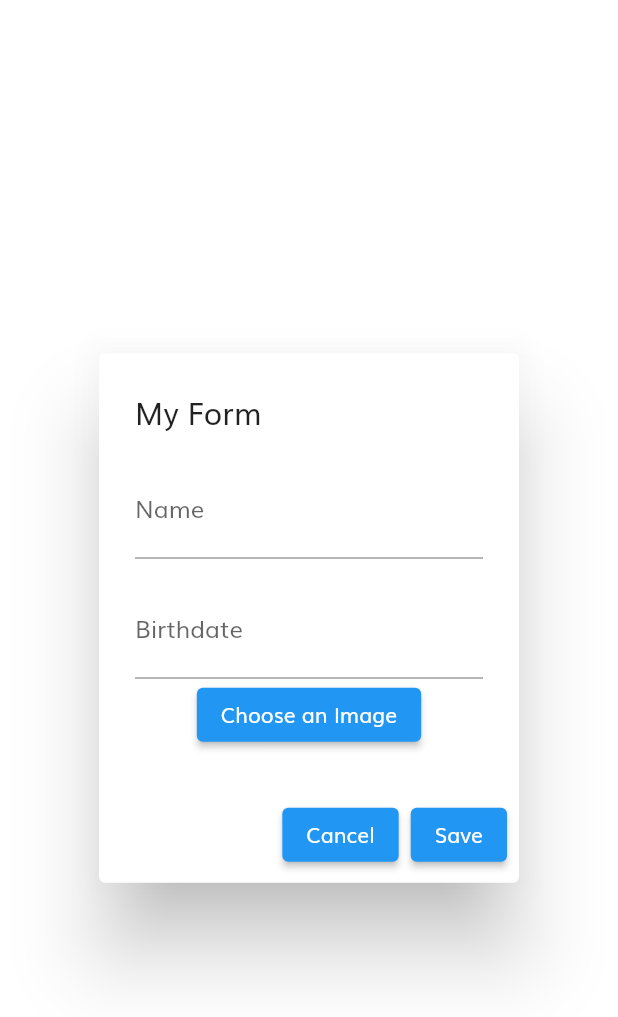
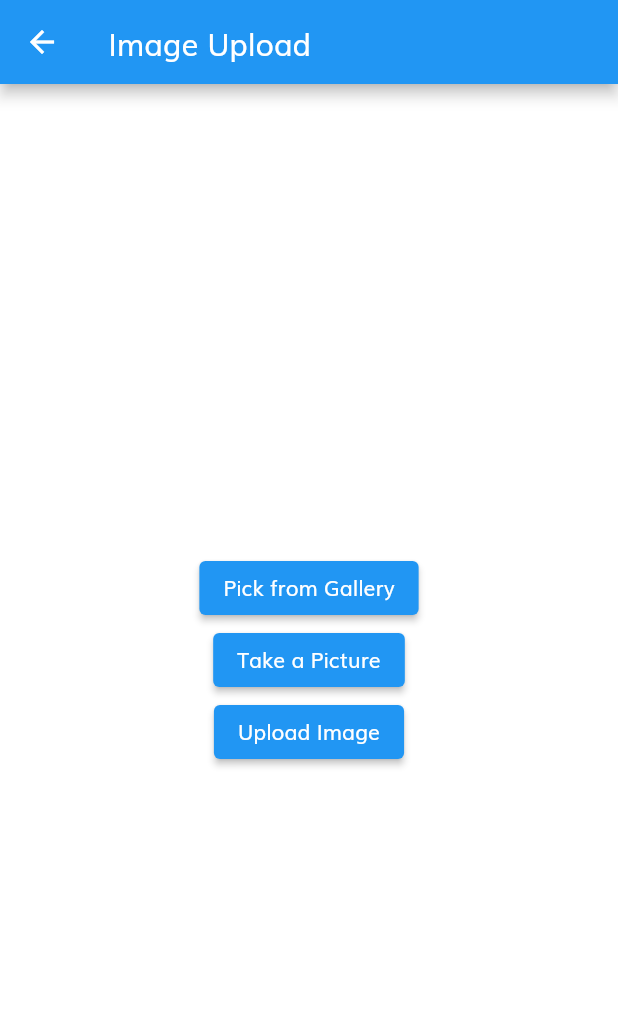
Before and after one commit to HaithemGhattass/ArtieFlutter, a Flutter app: the AddChild widget shown alone on an empty page, opened directly, after a tap on "Choose an Image", on a phone screen of 412 x 824 dp. Shown: the top 1017 px of the screen. Run offline on Flutter 3.47's test engine with Material 2 defaults, Android fonts, the phone set to English and light mode, and no system bars; our stand-ins replace image_picker; accounts and stored records are empty; network calls fail.

Commit message:
uploadImageForChild

```diff
--- a/lib/screens/userViews/addChild.dart
+++ b/lib/screens/userViews/addChild.dart
@@ -1,3 +1,4 @@
+import 'package:artie/screens/userViews/addImageTest.dart';
 import 'package:artie/services/childAPI.dart';
 import 'package:flutter/material.dart';
 
@@ -5,10 +6,9 @@ class AddChild extends StatelessWidget {
 
 
 
+
     final _formKey = GlobalKey<FormState>();
 
-   String _name =" ";
-   int _age=1;
 
 
   @override
@@ -26,8 +26,8 @@ class AddChild extends StatelessWidget {
                   }
                   return null;
                 },
-                onSaved: (String? value) {
-                  _name = value!;
+                onChanged: (String? value) {
+                  ChildApiService.name = value!;
                 },
               ),
           SizedBox(height: 16.0),
@@ -39,6 +39,13 @@ class AddChild extends StatelessWidget {
           ),
              ElevatedButton(
                 onPressed: () {
+                  Navigator.push(
+      context,
+      MaterialPageRoute(
+        builder: (context) => ImageUploadScreen(),
+      ),
+    );
+
                   // TODO: Pick an image from the gallery
                 },
                 child: Text('Choose an Image'),
@@ -54,8 +61,7 @@ class AddChild extends StatelessWidget {
           onPressed: () {
             //  if (_formKey.currentState!.validate()) {
               //      _formKey.currentState!.save();
-            ChildApiService.addOnce(_name!,_age!);
-            print("laaaaaaaaaaaaaaaaaaaaaaaaaaaaaaaaaaaaaaaaaaaaaaaaaaaaaaaaaobject");
+           // ChildApiService.addOnce(_name,_age);
             // TODO: Handle form submission
             Navigator.of(context).pop();},
           //},
--- /dev/null
+++ b/lib/screens/userViews/addImageTest.dart
@@ -0,0 +1,64 @@
+import 'dart:io';
+import 'package:artie/services/childAPI.dart';
+import 'package:flutter/material.dart';
+import 'package:image_picker/image_picker.dart';
+
+class ImageUploadScreen extends StatefulWidget {
+  void someMethod(void Function() _updateChilds) {
+    // Faire quelque chose avant de mettre à jour les enfants
+    _updateChilds();
+    // Faire quelque chose après avoir mis à jour les enfants
+  }
+  @override
+  _ImageUploadScreenState createState() => _ImageUploadScreenState();
+}
+
+class _ImageUploadScreenState extends State<ImageUploadScreen> {
+  File? _image;
+  static late String name = "xx " ;
+  Future<void> _pickImage(ImageSource source) async {
+    final image = await ImagePicker().pickImage(source: source);
+    if (image != null) {
+      setState(() {
+        _image = File(image.path);
+      });
+    }
+  }
+
+
+
+
+  @override
+  Widget build(BuildContext context) {
+    return Scaffold(
+      appBar: AppBar(title: const Text('Image Upload')),
+      body: Center(
+        child: Column(
+          mainAxisAlignment: MainAxisAlignment.center,
+          children: [
+            if (_image != null) Image.file(_image!),
+            ElevatedButton(
+              onPressed: () => _pickImage(ImageSource.gallery),
+              child: const Text('Pick from Gallery'),
+            ),
+            ElevatedButton(
+              onPressed: () => _pickImage(ImageSource.camera),
+              child: const Text('Take a Picture'),
+            ),
+            ElevatedButton(
+          onPressed: ()
+              {ChildApiService.AddChild(_image);
+
+
+    Navigator.of(
+      context,
+
+    ).pop();},
+              child: const Text('Upload Image'),
+            ),
+          ],
+        ),
+      ),
+    );
+  }
+}
--- a/lib/screens/userViews/childCard.dart
+++ b/lib/screens/userViews/childCard.dart
@@ -12,7 +12,7 @@ class UserCard extends StatelessWidget {
       child: Column(
         children: [
 
-          Image.network('http://192.168.1.103:9090/img/'+imageUrl, width: 200,
+          Image.network('http://192.168.50.73:9090/img/'+imageUrl, width: 200,
             height: 140,
             fit: BoxFit.cover,
           ),
--- a/lib/services/childAPI.dart
+++ b/lib/services/childAPI.dart
@@ -1,44 +1,42 @@
 import 'dart:convert';
 import 'dart:io';
 import 'package:artie/models/child.dart';
-import 'package:artie/models/user.dart';
+
 import 'package:artie/services/userAPI.dart';
 import 'package:http/http.dart' as http;
 
 class ChildApiService {
-  static const String _baseUrl = "http://192.168.1.103:9090";
+  static const String _baseUrl = "http://192.168.50.73:9090";
+static String age = "6";
+static late String? name ="farahh";
 
-
-static Future<void> addOnce(String name,num age) async {
-  var request = http.MultipartRequest('POST', Uri.parse(_baseUrl+"/child"));
-
-  // Ajouter les champs de la requête
-  request.fields['name'] = name;
-  request.fields['age'] = age.toString();
-  request.fields['user'] = UserApiService.getCurrentUserId()!;
-
-  // Créer un objet de fichier à partir de l'image
-  var imageFile = File('path/to/image.jpg');
-  var stream = http.ByteStream(imageFile.openRead());
-  var length = await imageFile.length();
-  var multipartFile = http.MultipartFile('image', stream, length, filename: imageFile.path);
-
-  // Ajouter le fichier à la requête
-  request.files.add(multipartFile);
-
-  // Envoyer la requête
-  var response = await request.send();
-
-  // Vérifier la réponse
-  if (response.statusCode == 200) {
-    print('Success');
-  } else {
-    print('Error: ${response.reasonPhrase}');
+ static Future<void> AddChild(File? _image) async {
+  if (_image!= null) {
+    final uri = Uri.parse('http://192.168.50.73:9090/child');
+    final request = http.MultipartRequest('POST', uri)
+      ..files.add(await http.MultipartFile.fromPath('image', _image!.path))
+      ..fields['name'] = name!
+      ..fields['age'] = "12"
+      ..fields['user'] = UserApiService.getCurrentUserId()!;
+    final response = await request.send();
+    if (response.statusCode == 200) {
+      print('Image uploaded successfully');
+    } else {
+      print('Image upload failed with status ${response.statusCode}');
+    }
   }
 }
 
 
-  // Se connecter avec email et mot de passe
+
+
+
+
+
+
+
+
+
 
   static Future<List<Child>> getChildsByUser() async {
     final response = await http.get(Uri.parse(_baseUrl+"/child/"+UserApiService.getCurrentUserId()!));
--- a/lib/services/userAPI.dart
+++ b/lib/services/userAPI.dart
@@ -3,7 +3,7 @@ import 'package:artie/models/user.dart';
 import 'package:http/http.dart' as http;
 
 class UserApiService {
-  static const String _baseUrl = "http://192.168.1.103:9090";
+  static const String _baseUrl = "http://192.168.50.73:9090";
  static User? _user;
 
   // Se connecter avec email et mot de passe
@@ -21,8 +21,7 @@ class UserApiService {
         print("okkkk");
         final Map<String, dynamic> responseData = json.decode(response.body);
 _user= User.fromJson(responseData['user']);
-//print(_user!.name); // prints "farah"
-        // print(response.body);
+
  return null;
 
  }
--- a/pubspec.yaml
+++ b/pubspec.yaml
@@ -43,6 +43,7 @@ dependencies:
   cupertino_icons: ^1.0.2
   flutter_svg: any
   provider: ^4.3.1
+  image_picker: ^0.8.6+4
 
 dev_dependencies:
   flutter_test:
```
Also changed, not shown: lib/screens/userViews/childByUser.dart (+8 -3 lines), lib/models/child.dart (line endings or trailing spaces), pubspec.lock, 2 other files.
